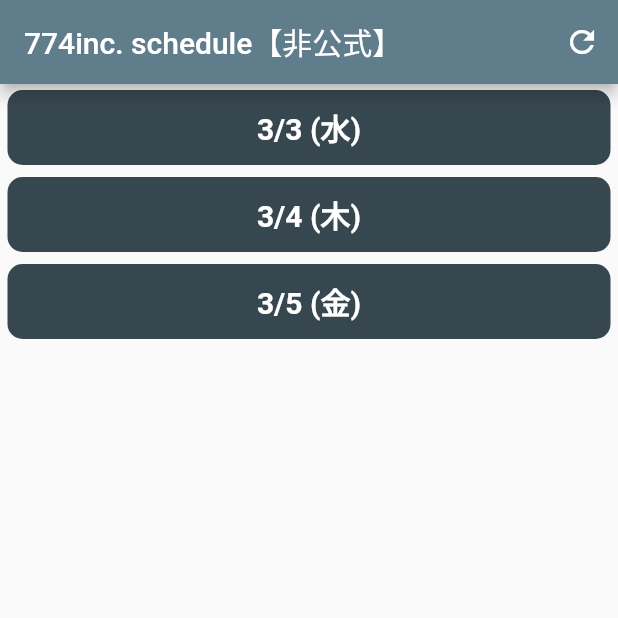
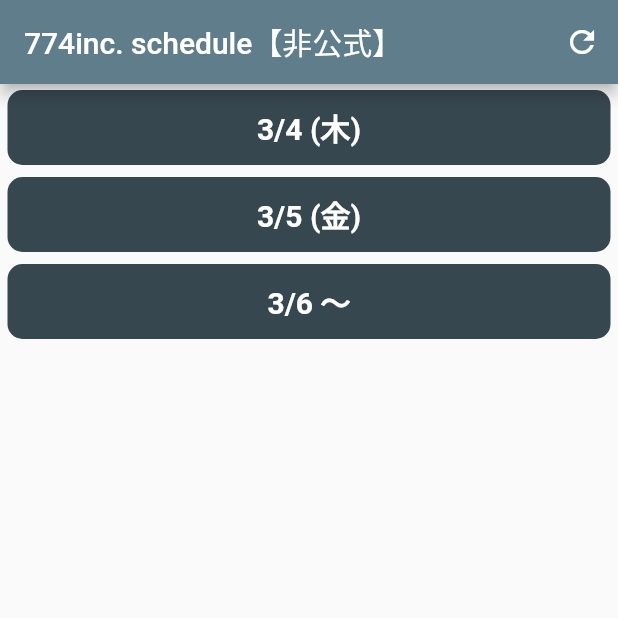
Before and after one commit to lime-de-rhyme/774inc._scheduler_unofficial, a Flutter app: the screen it shows after launch, after a tap on the "refresh" icon, on a phone screen of 412 x 824 dp, the top half of it. Run offline on Flutter 3.47's test engine with Material 2 defaults, Android fonts, the phone set to English and light mode, and no system bars; our stand-ins replace cached_network_image, cloud_firestore; accounts and stored records are empty; network calls fail.

Commit message:
基本処理はオッケー

```diff
--- a/lib/models/search_info.dart
+++ b/lib/models/search_info.dart
@@ -29,6 +29,7 @@ class SearchInfo {
     regionCode: json["regionCode"],
     //pageInfo: PageInfo.fromJson(json["pageInfo"]),
     items: List<Item>.from(json["items"].map((x) => Item.fromJson(x))),
+    //items: json["items"] != null ? List<Item>.from(json["items"].map((x) => Item.fromJson(x))): [],
   );
 
   Map<String, dynamic> toJson() => {
--- a/lib/screens/home_screen.dart
+++ b/lib/screens/home_screen.dart
@@ -7,6 +7,8 @@ import 'package:cloud_firestore/cloud_firestore.dart';
 import 'package:url_launcher/url_launcher.dart';
 import "package:intl/intl.dart";
 import 'package:intl/date_symbol_data_local.dart';
+import 'dart:async';
+
 
 
 
@@ -17,58 +19,83 @@ class HomeScreen extends StatefulWidget {
 
 class _HomeScreenState extends State<HomeScreen> {
   //
-  final List list = [
+  final Map<String, String> liversList = {
     //Haneru Channel / 因幡はねる 【あにまーれ】
-    ["https://yt3.ggpht.com/ytc/AAUvwngvgRbvQSxZHcosptXrl6PO3djyKHY7ZLIGbQHo=s176-c-k-c0x00ffffff-no-rj", "UC0Owc36U9lOyi9Gx9Ic-4qg"],
+      "UC0Owc36U9lOyi9Gx9Ic-4qg":
+      "https://yt3.ggpht.com/ytc/AAUvwngvgRbvQSxZHcosptXrl6PO3djyKHY7ZLIGbQHo=s176-c-k-c0x00ffffff-no-rj",
     //Ichika Channel / 宗谷 いちか 【あにまーれ】
-    ["https://yt3.ggpht.com/ytc/AAUvwnj2XS4F6MS5aaKGDaQ4mcrPlW44lEN-p9oXqj9x=s176-c-k-c0x00ffffff-no-rj", "UC2kyQhzGOB-JPgcQX9OMgEw"],
+      "UC2kyQhzGOB-JPgcQX9OMgEw":
+      "https://yt3.ggpht.com/ytc/AAUvwnj2XS4F6MS5aaKGDaQ4mcrPlW44lEN-p9oXqj9x=s176-c-k-c0x00ffffff-no-rj",
     //Ran Channel / 日ノ隈らん 【あにまーれ】
-    ["https://yt3.ggpht.com/ytc/AAUvwnit824wjmPA7AE7LDtG0EVjmutNl4-sICtStfTh=s176-c-k-c0x00ffffff-no-rj", "UCRvpMpzAXBRKJQuk-8-Sdvg"],
+      "UCRvpMpzAXBRKJQuk-8-Sdvg":
+      "https://yt3.ggpht.com/ytc/AAUvwnit824wjmPA7AE7LDtG0EVjmutNl4-sICtStfTh=s176-c-k-c0x00ffffff-no-rj",
     //Kuku Channel / 風見くく 【あにまーれ】
-    ["https://yt3.ggpht.com/ytc/AAUvwngUM0DtcqRxbIHvfd8t3D-YEFLudJbN29dpdy44=s176-c-k-c0x00ffffff-no-rj", "UCXp7sNC0F_qkjickvlYkg-Q"],
+      "UCXp7sNC0F_qkjickvlYkg-Q":
+      "https://yt3.ggpht.com/ytc/AAUvwngUM0DtcqRxbIHvfd8t3D-YEFLudJbN29dpdy44=s176-c-k-c0x00ffffff-no-rj",
     //Izumi Channel / 柚原いづみ 【あにまーれ】
-    ["https://yt3.ggpht.com/ytc/AAUvwnhkL2lOLKPB4cqpPgqjHDV9AVypXtkNt10Eqm0=s176-c-k-c0x00ffffff-no-rj", "UCW8WKciBixmaqaGqrlTITRQ"],
+      "UCW8WKciBixmaqaGqrlTITRQ":
+      "https://yt3.ggpht.com/ytc/AAUvwnhkL2lOLKPB4cqpPgqjHDV9AVypXtkNt10Eqm0=s176-c-k-c0x00ffffff-no-rj",
     //Mimi Channel / 白宮みみ 【あにまーれ】
-    ["https://yt3.ggpht.com/ytc/AAUvwnh5PNIZ9uxa95u863cHH2MYouiMqeau7SMPMgIM2g=s176-c-k-c0x00ffffff-no-rj", "UCtzCQnCT9E4o6U3mHHSHbQQ"],
+      "UCtzCQnCT9E4o6U3mHHSHbQQ":
+      "https://yt3.ggpht.com/ytc/AAUvwnh5PNIZ9uxa95u863cHH2MYouiMqeau7SMPMgIM2g=s176-c-k-c0x00ffffff-no-rj",
     //Natsumi Channel / 羽柴なつみ 【あにまーれ】
-    ["https://yt3.ggpht.com/ytc/AAUvwnhnPVaFf9fcrI0-QGkOQ-qSEz2jx0KI8VdkdzGc=s176-c-k-c0x00ffffff-no-rj", "UC_BlXOQe5OcRC7o0GX8kp8A"],
+      "UC_BlXOQe5OcRC7o0GX8kp8A":
+      "https://yt3.ggpht.com/ytc/AAUvwnhnPVaFf9fcrI0-QGkOQ-qSEz2jx0KI8VdkdzGc=s176-c-k-c0x00ffffff-no-rj",
     //Hikari Channel / 飛良ひかり 【あにまーれ】
-    ["https://yt3.ggpht.com/ytc/AAUvwnggEiqlVN2rxQJAOdr_FDt5FxmAc_zqTKT-Jo1L=s176-c-k-c0x00ffffff-no-rj", "UCFsWaTQ7kT76jNNGeGIKNSA"],
+      "UCFsWaTQ7kT76jNNGeGIKNSA":
+      "https://yt3.ggpht.com/ytc/AAUvwnggEiqlVN2rxQJAOdr_FDt5FxmAc_zqTKT-Jo1L=s176-c-k-c0x00ffffff-no-rj",
     //Rui Channel / 瀬島るい 【あにまーれ】
-    ["https://yt3.ggpht.com/ytc/AAUvwniT9Kk84h82ycAnKFqBNqWSb6GYU9msUCuICnU1=s176-c-k-c0x00ffffff-no-rj", "UC_WOBIopwUih0rytRnr_1Ag"],
+      "UC_WOBIopwUih0rytRnr_1Ag":
+      "https://yt3.ggpht.com/ytc/AAUvwniT9Kk84h82ycAnKFqBNqWSb6GYU9msUCuICnU1=s176-c-k-c0x00ffffff-no-rj",
     //Tirol Channel /月野木ちろる 【あにまーれ】
-    ["https://yt3.ggpht.com/ytc/AAUvwnjuOZitdf-fShd8pKRuJphKOBul_WJ9ikhVJC0t=s176-c-k-c0x00ffffff-no-rj", "UCqskJ0nmw-_eweWfsKvbrzQ"],
+      "UCqskJ0nmw-_eweWfsKvbrzQ":
+      "https://yt3.ggpht.com/ytc/AAUvwnjuOZitdf-fShd8pKRuJphKOBul_WJ9ikhVJC0t=s176-c-k-c0x00ffffff-no-rj",
     //Rukako Channel / 大浦るかこ 【あにまーれ】
-    ["https://yt3.ggpht.com/ytc/AAUvwni5YbJevR91U1BH8ZnAht-KGKlfR9qQ0mq--Ms-=s176-c-k-c0x00ffffff-no-rj", "UC3xG1XWzAKt5dxSxktJvtxg"],
+      "UC3xG1XWzAKt5dxSxktJvtxg":
+      "https://yt3.ggpht.com/ytc/AAUvwni5YbJevR91U1BH8ZnAht-KGKlfR9qQ0mq--Ms-=s176-c-k-c0x00ffffff-no-rj",
     //Mia Channel / 湖南みあ 【あにまーれ】
-    ["https://yt3.ggpht.com/ytc/AAUvwnhx0c80q3E3hw9sh-DaAcCdJzQwoj-RGacvGKCr=s176-c-k-c0x00ffffff-no-rj", "UC4PrHgUcAtOoj_LKmUL-uLQ"],
+      "UC4PrHgUcAtOoj_LKmUL-uLQ":
+      "https://yt3.ggpht.com/ytc/AAUvwnhx0c80q3E3hw9sh-DaAcCdJzQwoj-RGacvGKCr=s176-c-k-c0x00ffffff-no-rj",
     //Patra Channel / 周防パトラ 【ハニスト】
-    ["https://yt3.ggpht.com/ytc/AAUvwni3K3HvrlssJykNA7cE68zGcO4xZPF5k3XLE9sO=s176-c-k-c0x00ffffff-no-rj", "UCeLzT-7b2PBcunJplmWtoDg"],
+      "UCeLzT-7b2PBcunJplmWtoDg":
+      "https://yt3.ggpht.com/ytc/AAUvwni3K3HvrlssJykNA7cE68zGcO4xZPF5k3XLE9sO=s176-c-k-c0x00ffffff-no-rj",
     //Mico Channel / 堰代ミコ【ハニスト】
-    ["https://yt3.ggpht.com/ytc/AAUvwnj3utKMlGG9fe71Ti1JfPMohMvO_gT_oSCdGC51=s176-c-k-c0x00ffffff-no-rj", "UCDh2bWI5EDu7PavqwICkVpA"],
+      "UCDh2bWI5EDu7PavqwICkVpA":
+      "https://yt3.ggpht.com/ytc/AAUvwnj3utKMlGG9fe71Ti1JfPMohMvO_gT_oSCdGC51=s176-c-k-c0x00ffffff-no-rj",
     //Mary Channel / 西園寺メアリ【ハニスト】
-    ["https://yt3.ggpht.com/ytc/AAUvwnhhEokdfq1Mo2x7_TmP2AU-v0nqHFchVBNWqay_=s176-c-k-c0x00ffffff-no-rj", "UCwePpiw1ocZRSNSkpKvVISw"],
+      "UCwePpiw1ocZRSNSkpKvVISw":
+      "https://yt3.ggpht.com/ytc/AAUvwnhhEokdfq1Mo2x7_TmP2AU-v0nqHFchVBNWqay_=s176-c-k-c0x00ffffff-no-rj",
     //Charlotte Channel / 島村シャルロット【ハニスト】
-    ["https://yt3.ggpht.com/ytc/AAUvwnjfBbGgsin15WvNkf1f1KvMA956OOECN8FswkYU=s176-c-k-c0x00ffffff-no-rj", "UCYTz3uIgwVY3ZU-IQJS8r3A"],
+      "UCYTz3uIgwVY3ZU-IQJS8r3A":
+      "https://yt3.ggpht.com/ytc/AAUvwnjfBbGgsin15WvNkf1f1KvMA956OOECN8FswkYU=s176-c-k-c0x00ffffff-no-rj",
     //Met Channel / 小森めと 【ブイアパ】
-    ["https://yt3.ggpht.com/ytc/AAUvwngcfYNy2eRoiQds8qhnxWohjghC3WcxLBtOX5Kg=s176-c-k-c0x00ffffff-no-rj", "UCzUNASdzI4PV5SlqtYwAkKQ"],
+      "UCzUNASdzI4PV5SlqtYwAkKQ":
+      "https://yt3.ggpht.com/ytc/AAUvwngcfYNy2eRoiQds8qhnxWohjghC3WcxLBtOX5Kg=s176-c-k-c0x00ffffff-no-rj",
     //Wat Channel / 不磨わっと 【ブイアパ】
-    ["https://yt3.ggpht.com/ytc/AAUvwnghel9DJYtFb6bSWzpybgFvZVXW5JVewnf7t3X-=s176-c-k-c0x00ffffff-no-rj", "UCV4EoK6BVNl7wxuxpUvvSWA"],
+      "UCV4EoK6BVNl7wxuxpUvvSWA":
+      "https://yt3.ggpht.com/ytc/AAUvwnghel9DJYtFb6bSWzpybgFvZVXW5JVewnf7t3X-=s176-c-k-c0x00ffffff-no-rj",
     //花奏 かのん / Kanade Kanon ch
-    ["https://yt3.ggpht.com/ytc/AAUvwngyYdZqbOy-sD-6uapvOvPFivU6Aizkkjkz0lWqbg=s176-c-k-c0x00ffffff-no-rj", "UCmqrvfLMws-GLGHQcB5dasg"],
+      "UCmqrvfLMws-GLGHQcB5dasg":
+      "https://yt3.ggpht.com/ytc/AAUvwngyYdZqbOy-sD-6uapvOvPFivU6Aizkkjkz0lWqbg=s176-c-k-c0x00ffffff-no-rj",
     //Anko Channel / 季咲あんこ 【ブイアパ】
-    ["https://yt3.ggpht.com/ytc/AAUvwnguDljqOoJWknfaN1vN3F8NPPPBMydXFK-ljH05=s176-c-k-c0x00ffffff-no-rj", "UChXm-xAYPfygrbyLo2yCASQ"],
+      "UChXm-xAYPfygrbyLo2yCASQ":
+      "https://yt3.ggpht.com/ytc/AAUvwnguDljqOoJWknfaN1vN3F8NPPPBMydXFK-ljH05=s176-c-k-c0x00ffffff-no-rj",
     //Uge Channel / 杏戸ゆげ 【ブイアパ】
-    ["https://yt3.ggpht.com/ytc/AAUvwnhldEYLmpc864v-XQDKTryZmS33CK_91Wf2Iwb1=s176-c-k-c0x00ffffff-no-rj", "UC3EhsuKdEkI99TWZwZgWutg"],
+      "UC3EhsuKdEkI99TWZwZgWutg":
+      "https://yt3.ggpht.com/ytc/AAUvwnhldEYLmpc864v-XQDKTryZmS33CK_91Wf2Iwb1=s176-c-k-c0x00ffffff-no-rj",
     //Anna Channel / 虎城アンナ 【シュガリリ】
-    ["https://yt3.ggpht.com/ytc/AAUvwng3pwz9U-DRhU-oVEo42HFGbzOElFOMHZ532dlV=s176-c-k-c0x00ffffff-no-rj", "UCvPPBoTOor5gm8zSlE2tg4w"],
+      "UCvPPBoTOor5gm8zSlE2tg4w":
+      "https://yt3.ggpht.com/ytc/AAUvwng3pwz9U-DRhU-oVEo42HFGbzOElFOMHZ532dlV=s176-c-k-c0x00ffffff-no-rj",
     //Chris Channel / 獅子王クリス 【シュガリリ】
-    ["https://yt3.ggpht.com/ytc/AAUvwngzuEXJ6hxBH1uZtz_iJv1VRC8mMGlqEOXojp9f=s176-c-k-c0x00ffffff-no-rj", "UC--A2dwZW7-M2kID0N6_lfA"],
+      "UC--A2dwZW7-M2kID0N6_lfA":
+      "https://yt3.ggpht.com/ytc/AAUvwngzuEXJ6hxBH1uZtz_iJv1VRC8mMGlqEOXojp9f=s176-c-k-c0x00ffffff-no-rj",
     //Rene Channel / 龍ヶ崎リン 【シュガリリ】
-    ["https://yt3.ggpht.com/ytc/AAUvwnhPqY2LTUK6Eo6Fl1ZH_kL-Z9QhjDl9a46iwRH-=s176-c-k-c0x00ffffff-no-rj", "UC2hc-00y-MSR6eYA4eQ4tjQ"],
+      "UC2hc-00y-MSR6eYA4eQ4tjQ":
+      "https://yt3.ggpht.com/ytc/AAUvwnhPqY2LTUK6Eo6Fl1ZH_kL-Z9QhjDl9a46iwRH-=s176-c-k-c0x00ffffff-no-rj",
     //奇想天外あにびっと!
-    ["https://yt3.ggpht.com/ytc/AAUvwniyHQNKdGAQrIe2RGD5z0JI1v4aVAGxCoFizndW=s176-c-k-c0x00ffffff-no-rj", "UC0xhrAce06OkQfHBqAfLQAQ"],
-  ];
+      "UC0xhrAce06OkQfHBqAfLQAQ":
+      "https://yt3.ggpht.com/ytc/AAUvwniyHQNKdGAQrIe2RGD5z0JI1v4aVAGxCoFizndW=s176-c-k-c0x00ffffff-no-rj",
+  };
 
 
   //
@@ -76,64 +103,65 @@ class _HomeScreenState extends State<HomeScreen> {
   VideosList _videosList;
   Item _item;
   bool _loading;
-  String _videosId;
   int day;
-
+  String text;
 
 
   @override
   void initState() {
-    super.initState();
     _loading = true;
     _videosList = VideosList();
     _videosList.videoItems = [];
-    //_getSearchInfo();
-    //var _userRef = Firestore.instance.collection('videos');
+    _getSearchInfo(liversList);
+    super.initState();
   }
 
-  //ここに記述していいかわからないけどserchinfo実行してvideoslist実行してのクラス作る３分ごとくらいに実行する
-  //戻り値をどうするか。クラスをこの辺に定義して
 
-  Future<void> _getSearchInfo(List<dynamic> list) async {
-    //ここでfor?
-    for(int i = 0; i < list.length; i++) {
-      _searchInfo = await Services.searchInfo(channelId: list[i][1]);
+  Future<void> _getSearchInfo(Map<String, String> liversList) async {
+    _searchInfo = await Services.searchInfo();
+    SearchInfo _searchUpcoming = await Services.searchUpcoming();
+    for(Item item in _searchUpcoming.items){
+      _searchInfo.items.add(item);
+    }
+
     for(int itemIndex = 0; itemIndex < _searchInfo.items.length; itemIndex++) {
       _item = _searchInfo.items[itemIndex];
-        _videosId = _item.id.videoId;
-        VideoItem videoItem = await _loadVideos();
+      String _videosId = _item.id.videoId;
+      String _channelIcon = liversList[_item.snippet.channelId];
+      if(_channelIcon == null){
+        print('continue');
+        continue;
+      }
+      VideoItem videoItem = await _loadVideos(_videosId);
       //firestoreに追加する処理。でもここに書かずにクラスカ的なやつした方がいいんだろうな
-        var documentID = _videosId;
+      debugPrint('title: '+ videoItem.videosnippet.title);
+      print('videoStatus: '+ videoItem.videosnippet.liveBroadcastContent);
+      debugPrint('iconUrl: '+ _channelIcon);
+      debugPrint('videoUrl: '+ _videosId);
+      String documentID = _videosId;
+      debugPrint('documentID: '+ documentID);
+      //_firestore(videoItem, _channelIcon, _item);
       Firestore.instance.collection('videos')
           .document(documentID)
           .snapshots()
           .listen((snapshot) {
         if (!snapshot.exists) {
-            //登録されてない新しいドキュメント
-            print(list[i][0]);
-            debugPrint('iconUrl: '+ list[i][0]);
-            debugPrint('channelTitle: '+ videoItem.videosnippet.channelTitle);
-            debugPrint('thumbnailUrl: '+ videoItem.videosnippet.thumbnails
-                .medium.url);
-            debugPrint('title: '+ videoItem.videosnippet.title);
-            debugPrint('videoUrl: '+ _videosId);
-            debugPrint('channelUrl: '+list[i][1]);
-
           Firestore.instance.collection('videos')
               .document(documentID)
               .setData(
               {
-                  'iconUrl': list[i][0],
+                'iconUrl': _channelIcon,
                 'channelTitle': videoItem.videosnippet.channelTitle,
                 'scheduledStartTime': videoItem.liveStreamingDetails
                     .scheduledStartTime,
                 'thumbnailUrl': videoItem.videosnippet.thumbnails
                     .medium.url,
                 'title': videoItem.videosnippet.title,
+                'videoStatus': videoItem.videosnippet.liveBroadcastContent,
+                //配信url
                 'videoUrl': 'https://www.youtube.com/watch?v=' + _videosId,
-                  //配信url
-                  'channelUrl': 'https://www.youtube.com/channel/' + list[i][1],
                 //配信urlが取得できなかった時のためにそのライバーのチャンネルに飛ぶようにする
+                'channelUrl': 'https://www.youtube.com/channel/' + _item.snippet.channelId,
               }
           );
         } else {
@@ -142,36 +170,37 @@ class _HomeScreenState extends State<HomeScreen> {
               .document(documentID)
               .updateData(
               {
-                  'iconUrl': list[i][0],
+                'iconUrl': _channelIcon,
                 'channelTitle': videoItem.videosnippet.channelTitle,
                 'scheduledStartTime': videoItem.liveStreamingDetails
                     .scheduledStartTime,
                 'thumbnailUrl': videoItem.videosnippet.thumbnails
                     .medium.url,
                 'title': videoItem.videosnippet.title,
+                'videoStatus': videoItem.videosnippet.liveBroadcastContent,
+                //配信url
                 'videoUrl': 'https://www.youtube.com/watch?v=' + _videosId,
-                  //配信url
-                  'channelUrl': 'https://www.youtube.com/channel/' + list[i][1],
                 //配信urlが取得できなかった時のためにそのライバーのチャンネルに飛ぶようにする
+                'channelUrl': 'https://www.youtube.com/channel/' + _item.snippet.channelId,
               }
           );
         }
       });
     }
-    }
-    print('setstate');
+    print('setState');
     setState(() {
       _loading = true;
     });
   }
 
-  Future<VideoItem> _loadVideos() async {
+  Future<VideoItem> _loadVideos(String _videosId) async {
     VideosList _videosList = await Services.getVideosList(
       videosId: _videosId,
     );
     setState(() {});
     return _videosList.videoItems[0];
   }
+
 
   @override
   Widget build(BuildContext context) {
@@ -182,7 +211,7 @@ class _HomeScreenState extends State<HomeScreen> {
             IconButton(
               icon: Icon(Icons.refresh),
               onPressed: () => setState(() {
-                _getSearchInfo(list);
+                _getSearchInfo(liversList);
               }),
             ),
           ],
@@ -193,21 +222,6 @@ class _HomeScreenState extends State<HomeScreen> {
           child: SingleChildScrollView(
             child: Column(
               children: [
-                _headLine(-1),
-                StreamBuilder(
-                  stream: Firestore.instance.collection('videos')
-                      .where('scheduledStartTime', isGreaterThanOrEqualTo: _dateParam(-1))
-                      .where('scheduledStartTime', isLessThan: _dateParam(0))
-                      .orderBy("scheduledStartTime").snapshots(),
-                  builder: (BuildContext context,
-                      AsyncSnapshot<QuerySnapshot> snapshot) {
-                    if (!snapshot.hasData)
-                      return Center(
-                        child: CircularProgressIndicator(),
-                      );
-
-                    return _mainView(snapshot);
-                }),
                 _headLine(0),
                 StreamBuilder(
                   stream: Firestore.instance.collection('videos')
@@ -227,6 +241,21 @@ class _HomeScreenState extends State<HomeScreen> {
                 StreamBuilder(
                     stream: Firestore.instance.collection('videos')
                         .where('scheduledStartTime', isGreaterThanOrEqualTo: _dateParam(1))
+                        .where('scheduledStartTime', isLessThan: _dateParam(2))
+                        .orderBy("scheduledStartTime").snapshots(),
+                    builder: (BuildContext context,
+                        AsyncSnapshot<QuerySnapshot> snapshot) {
+                      if (!snapshot.hasData)
+                        return Center(
+                          child: CircularProgressIndicator(),
+                        );
+
+                      return _mainView(snapshot);
+                    }),
+                _headLine(2),
+                StreamBuilder(
+                    stream: Firestore.instance.collection('videos')
+                        .where('scheduledStartTime', isGreaterThanOrEqualTo: _dateParam(2))
                         .orderBy("scheduledStartTime").snapshots(),
                     builder: (BuildContext context,
                         AsyncSnapshot<QuerySnapshot> snapshot) {
@@ -350,13 +379,8 @@ class _HomeScreenState extends State<HomeScreen> {
                   //公開時間
                   _intoString(snapshot.data.documents[index]['scheduledStartTime']),
                   //サムネ
-                  //snapshot.data.documents[index]['thumbnailUrl']にhqdefaultがあれば
-                  Image(
-                    image: CachedNetworkImageProvider(
-                      _checkUrl(snapshot.data.documents[index]['thumbnailUrl']),
-                    ),
-                    fit: BoxFit.cover,
-                  ),
+                  //snapshot.data.documents[index]['thumbnailUrl']
+                  _displayLive(snapshot.data.documents[index]['videoStatus'], snapshot.data.documents[index]['thumbnailUrl'] ),
                   //動画タイトル
                   Text(snapshot.data.documents[index]['title'],
                     style: TextStyle(
@@ -375,10 +399,55 @@ class _HomeScreenState extends State<HomeScreen> {
     );
   }
 
+  _displayLive(String status, String thumbnail ){
+    if( status == "live" ){
+      //liveマークを表示する
+      return Stack(
+        children: <Widget>[
+          Image(
+            image: CachedNetworkImageProvider(
+              _checkUrl(thumbnail),
+            ),
+            fit: BoxFit.cover,
+          ),
+          Positioned(
+              right: 5.0,
+              bottom: 5.0,
+              child: Container(
+                color: Colors.redAccent[400],
+                child: Text('LIVE',
+                  style: TextStyle(
+                    color: Colors.white,
+                    fontSize: 15,
+                    fontWeight: FontWeight.w500,
+                  ),
+                ),
+              )
+          ),
+        ],
+      );
+    }
+    else{
+      //
+      return Image(
+        image: CachedNetworkImageProvider(
+          _checkUrl(thumbnail),
+        ),
+        fit: BoxFit.cover,
+      );
+    }
+  }
+
   Widget _headLine(int param){
     final DateTime today = DateTime.now();
-    final DateTime date = DateTime(today.year, today.month, today.day+param, 00, 00);
     final List<String> weekDay = ['月','火','水','木','金','土','日'];
+    DateTime date = DateTime(today.year, today.month, today.day+param, 00, 00);
+    if(param==2){
+      text = "${date.month.toString()}/${date.day.toString()} 〜";
+    } else {
+      text = "${date.month.toString()}/${date.day
+          .toString()} (${weekDay[date.weekday - 1]})";
+    }
     return Container(
       decoration: BoxDecoration(
         color: Colors.blueGrey[800],
@@ -388,7 +457,7 @@ class _HomeScreenState extends State<HomeScreen> {
       width: double.infinity,
       padding: EdgeInsets.all(10.0),
       margin: EdgeInsets.fromLTRB(1,4,1,4),
-      child: Text("${date.month.toString()}/${date.day.toString()} (${weekDay[date.weekday-1]})",
+      child: Text(text,
         style: TextStyle(
           color: Colors.white,
           fontSize: 20,
--- a/lib/utils/services.dart
+++ b/lib/utils/services.dart
@@ -11,11 +11,21 @@ class Services{
   //static const CHANNEL_ID = 'UCDh2bWI5EDu7PavqwICkVpA';
   static const _baseUrl = 'youtube.googleapis.com';
 
-  static Future<SearchInfo> searchInfo({String channelId}) async {
+  static Future<SearchInfo> searchInfo() async {
+    final DateTime today = DateTime.now();
+    final DateTime midnight = DateTime(today.year, today.month, today.day-1, today.hour, 00);
+    //2021-03-02T00:00:00Z
+    final String month = ( today.month < 10 ) ? "0${midnight.month.toString()}-" : "${midnight.month.toString()}-";
+    final String day = ( today.day < 10 ) ? "0${midnight.day.toString()}" : "${midnight.day.toString()}";
+    final String hour = ( today.hour < 10 ) ? "0${midnight.hour.toString()}" : "${midnight.hour.toString()}";
+    final String strToday = "${midnight.year.toString()}-" + month + day + "T" + hour + ":00:00Z";
+    print(strToday);
     Map<String, String> parameters = {
       'part':'snippet',
-      'channelId': channelId,
-      'eventType':'upcoming',
+      'eventType': 'none',
+      'maxResults': '50',
+      'publishedAfter': strToday,
+      'q': '774inc',
       'type':'video',
       'key': Constants.API_KEY,
     };
@@ -25,7 +35,27 @@ class Services{
     Uri uri = Uri.https(_baseUrl, '/youtube/v3/search', parameters
     );
     var response = await http.get(uri, headers: headers);
-    print(response.body);
+    //print(response.body);
+    SearchInfo searchInfo = searchInfoFromJson(response.body);
+    return searchInfo;
+  }
+
+  static Future<SearchInfo> searchUpcoming() async {
+    Map<String, String> parameters = {
+      'part':'snippet',
+      'eventType': 'upcoming',
+      'maxResults': '50',
+      'q': '774inc',
+      'type':'video',
+      'key': Constants.API_KEY,
+    };
+    Map<String, String> headers = {
+      HttpHeaders.contentTypeHeader: 'application/json',
+    };
+    Uri uri = Uri.https(_baseUrl, '/youtube/v3/search', parameters
+    );
+    var response = await http.get(uri, headers: headers);
+    //print(response.body);
     SearchInfo searchInfo = searchInfoFromJson(response.body);
     return searchInfo;
   }
@@ -45,7 +75,7 @@ class Services{
       parameters,
     );
     var response = await http.get(uri, headers: headers);
-    print(response.body);
+    //print(response.body);
     VideosList videosList = videosListFromJson(response.body);
     return videosList;
   }
```
Lines whose indentation alone changed are shown as unchanged.
